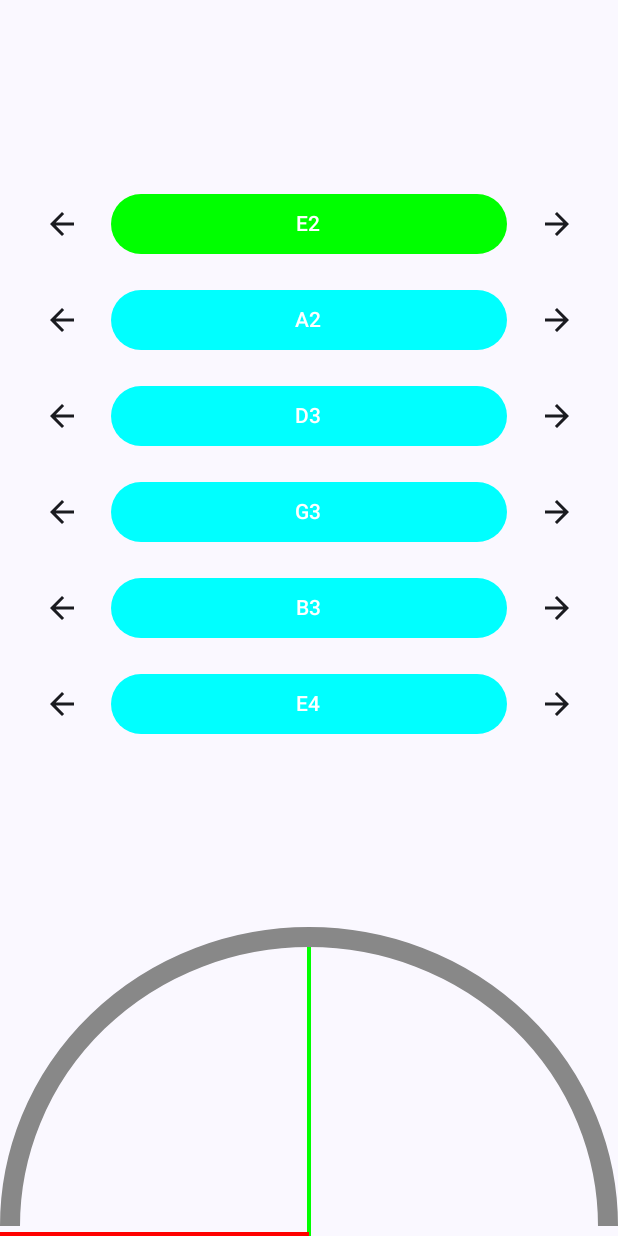
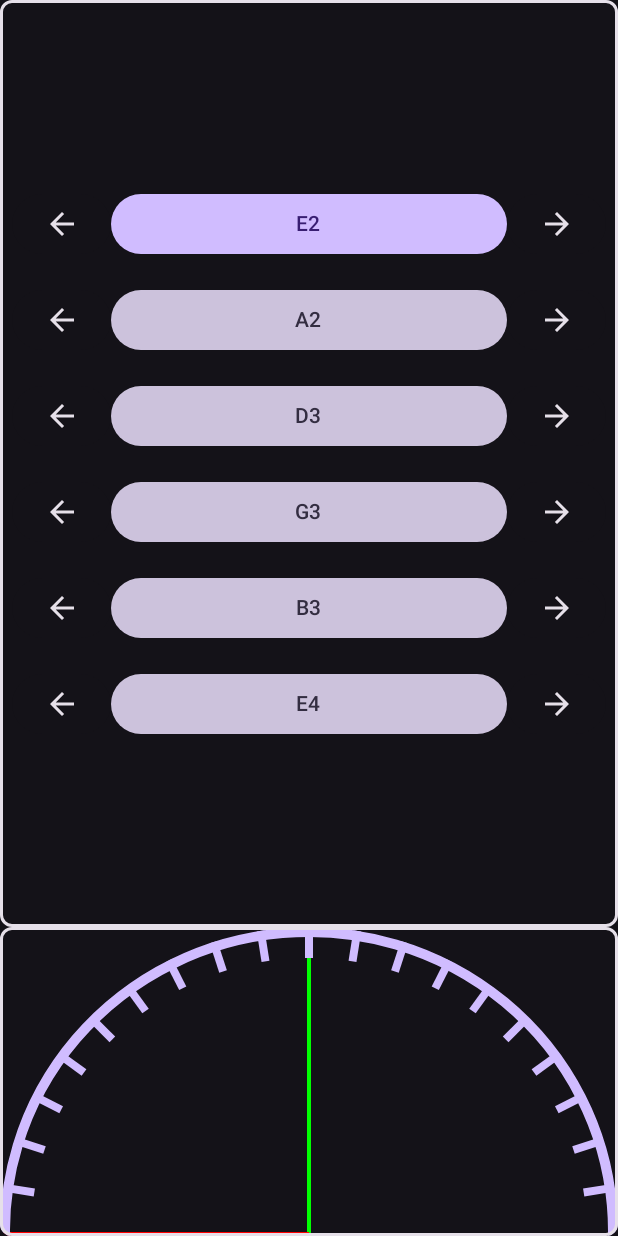
Before and after one commit to AlexanderTreml/AST-Tuner, an Android app built with Jetpack Compose: the screen it shows after launch (MainActivity), on a phone screen of 412 x 824 dp. Run offline under Robolectric (Android 15) with nearby library versions, the phone set to English and light mode, and no system bars; libraries missing offline, so code that uses them is left out: org.apache.commons; 5 statements that could not run were skipped.

Commit message:
improved UI

```diff
--- a/app/src/main/java/com/alexander_treml/asttuner/MainActivity.kt
+++ b/app/src/main/java/com/alexander_treml/asttuner/MainActivity.kt
@@ -9,6 +9,7 @@ import androidx.activity.compose.setContent
 import androidx.activity.result.contract.ActivityResultContracts
 import androidx.compose.animation.core.animateFloatAsState
 import androidx.compose.foundation.Canvas
+import androidx.compose.foundation.border
 import androidx.compose.foundation.gestures.Orientation
 import androidx.compose.foundation.gestures.draggable
 import androidx.compose.foundation.gestures.rememberDraggableState
@@ -20,6 +21,7 @@ import androidx.compose.foundation.layout.aspectRatio
 import androidx.compose.foundation.layout.fillMaxSize
 import androidx.compose.foundation.layout.fillMaxWidth
 import androidx.compose.foundation.layout.padding
+import androidx.compose.foundation.shape.RoundedCornerShape
 import androidx.compose.material.icons.Icons
 import androidx.compose.material.icons.automirrored.filled.ArrowBack
 import androidx.compose.material.icons.automirrored.filled.ArrowForward
@@ -27,6 +29,8 @@ import androidx.compose.material3.Button
 import androidx.compose.material3.ButtonDefaults
 import androidx.compose.material3.Icon
 import androidx.compose.material3.IconButton
+import androidx.compose.material3.IconButtonDefaults
+import androidx.compose.material3.MaterialTheme
 import androidx.compose.material3.Surface
 import androidx.compose.material3.Text
 import androidx.compose.runtime.Composable
@@ -38,6 +42,7 @@ import androidx.compose.runtime.remember
 import androidx.compose.runtime.setValue
 import androidx.compose.ui.Alignment
 import androidx.compose.ui.Modifier
+import androidx.compose.ui.draw.clip
 import androidx.compose.ui.geometry.Offset
 import androidx.compose.ui.geometry.Size
 import androidx.compose.ui.graphics.Color
@@ -45,16 +50,17 @@ import androidx.compose.ui.graphics.Path
 import androidx.compose.ui.graphics.drawscope.Stroke
 import androidx.compose.ui.platform.LocalView
 import androidx.compose.ui.text.style.TextAlign
+import androidx.compose.ui.tooling.preview.Preview
 import androidx.compose.ui.unit.dp
 import androidx.core.app.ActivityCompat
 import androidx.core.content.ContextCompat
-import com.alexander_treml.asttuner.ui.theme.ASTTunerTheme
+import com.alexander_treml.asttuner.ui.theme.AppTheme
 import kotlin.math.min
 
 // TODO fix swipe bug that causes button issues
-// TODO UI previews
 // TODO cleanly handle the transition from double precision in the backend to single precision in the UI
-// TODO use the theme (color scheme: https://material-foundation.github.io/material-theme-builder/)
+// TODO better color theme (also check color scheme for accessibility)
+// TODO reuse modifiers
 class MainActivity : ComponentActivity() {
     private val listener = Listener(this)
     private var tuning = Tuning()
@@ -66,15 +72,30 @@ class MainActivity : ComponentActivity() {
         super.onCreate(savedInstanceState)
 
         setContent {
-            ASTTunerTheme {
+            AppTheme {
                 Surface(
                     modifier = Modifier.fillMaxSize(),
+                    color = MaterialTheme.colorScheme.background
                 ) {
                     Column {
                         TuningPanel(
-                            modifier = Modifier.weight(1f)
+                            modifier = Modifier
+                                .weight(1f)
+                                .border(
+                                    width = 2.dp,
+                                    color = MaterialTheme.colorScheme.onBackground,
+                                    shape = RoundedCornerShape(8.dp)
+                                )
+                                .clip(RoundedCornerShape(8.dp))
                         )
-                        FrequencyDisplay()
+                        FrequencyDisplay(modifier = Modifier
+                            .border(
+                                width = 2.dp,
+                                color = MaterialTheme.colorScheme.onBackground,
+                                shape = RoundedCornerShape(8.dp)
+                            )
+                            .clip(RoundedCornerShape(8.dp))
+                        )
                     }
                 }
             }
@@ -104,12 +125,12 @@ class MainActivity : ComponentActivity() {
     // Display the listener results
     // Has a debug mode to see the internal processing
     @Composable
-    fun FrequencyDisplay() {
+    fun FrequencyDisplay(modifier: Modifier) {
         val frequency by listener.frequency.collectAsState()
         var debugMode by remember { mutableStateOf(false) }
 
         Box(
-            modifier = Modifier
+            modifier = modifier
                 .aspectRatio(2f)
                 .draggable(
                     orientation = Orientation.Horizontal,
@@ -125,7 +146,7 @@ class MainActivity : ComponentActivity() {
             if (debugMode) {
                 DebugView(frequency)
             } else {
-                NeedleDisplay(frequency)
+                NeedleDisplay(frequency, arcColor = MaterialTheme.colorScheme.primary)
             }
         }
 
@@ -147,7 +168,11 @@ class MainActivity : ComponentActivity() {
             horizontalArrangement = Arrangement.Center
         ) {
             IconButton(
-                onClick = { note.shift(-1) },
+                onClick = { note.shift(-1); selectedNote = note },
+                colors = IconButtonDefaults.iconButtonColors(
+                    containerColor = MaterialTheme.colorScheme.background,
+                    contentColor = MaterialTheme.colorScheme.onBackground
+                ),
                 modifier = Modifier.weight(0.25f)
             ) {
                 Icon(Icons.AutoMirrored.Filled.ArrowBack, contentDescription = "Decrease Note")
@@ -157,14 +182,27 @@ class MainActivity : ComponentActivity() {
                 onClick = { selectedNote = note },
                 modifier = Modifier.weight(1f),
                 colors = ButtonDefaults.buttonColors(
-                    containerColor = if (selectedNote == note ) Color.Green else Color.Cyan,
+                    containerColor =
+                        if (selectedNote == note )
+                            MaterialTheme.colorScheme.primary
+                        else
+                            MaterialTheme.colorScheme.secondary,
+                    contentColor =
+                        if (selectedNote == note )
+                            MaterialTheme.colorScheme.onPrimary
+                        else
+                            MaterialTheme.colorScheme.onSecondary
                 ),
             ) {
                 Text(note.name)
             }
 
             IconButton(
-                onClick = { note.shift(1) },
+                onClick = { note.shift(1); selectedNote = note },
+                colors = IconButtonDefaults.iconButtonColors(
+                    containerColor = MaterialTheme.colorScheme.background,
+                    contentColor = MaterialTheme.colorScheme.onBackground
+                ),
                 modifier = Modifier.weight(0.25f)
             ) {
                 Icon(Icons.AutoMirrored.Filled.ArrowForward, contentDescription = "Increase Note")
@@ -173,7 +211,7 @@ class MainActivity : ComponentActivity() {
     }
 
     @Composable
-    fun NeedleDisplay(frequency: Double) {
+    fun NeedleDisplay(frequency: Double, arcColor: Color) {
         val angle by animateFloatAsState(
             selectedNote
                 .getDistance(frequency)
@@ -183,11 +221,9 @@ class MainActivity : ComponentActivity() {
         )
 
         Canvas(
-            modifier = Modifier
-                .aspectRatio(2f)
-                .fillMaxSize()
+            modifier = Modifier.aspectRatio(2f)
         ) {
-            val strokeWidth = 20f
+            val strokeWidth = 10f
             val offset = strokeWidth / 2
             val radius = min(size.height, size.width / 2f)
 
@@ -202,22 +238,42 @@ class MainActivity : ComponentActivity() {
                 strokeWidth = 4f
             )
 
+            // Draw ticks
+            var tickAngle = 0.0
+            val tickInset = 0.9f
+            // TODO use repeat instead of for with constant values
+            repeat(19) {
+                tickAngle += 0.1f * 90f
+                drawLine(
+                    color = arcColor,
+                    start = Offset(
+                        x = size.width / 2 + (radius * tickInset)  * kotlin.math.cos(Math.toRadians(180.0 - tickAngle)).toFloat(),
+                        y = size.height - (radius * tickInset) * kotlin.math.sin(Math.toRadians(180.0 - tickAngle)).toFloat()
+                    ),
+                    end = Offset(
+                        x = size.width / 2 + radius * kotlin.math.cos(Math.toRadians(180.0 - tickAngle)).toFloat(),
+                        y = size.height - radius * kotlin.math.sin(Math.toRadians(180.0 - tickAngle)).toFloat()
+                    ),
+                    strokeWidth = 8f
+                )
+            }
+
             // Draw the needle
             drawLine(
                 color = Color.Red,
                 start = Offset(size.width / 2, size.height),
                 end = Offset(
-                    x = size.width / 2 + radius * kotlin.math.cos(Math.toRadians((180.0 - angle.toDouble()))).toFloat(),
-                    y = size.height - radius * kotlin.math.sin(Math.toRadians((180.0 - angle.toDouble()))).toFloat()
+                    x = size.width / 2 + radius * kotlin.math.cos(Math.toRadians(180.0 - angle)).toFloat(),
+                    y = size.height - radius * kotlin.math.sin(Math.toRadians(180.0 - angle)).toFloat()
                 ),
                 strokeWidth = 8f
             )
 
             // Draw the dial
             drawArc(
-                color = Color.Gray,
-                startAngle = 180f,
-                sweepAngle = 180f,
+                color = arcColor,
+                startAngle = 175f,
+                sweepAngle = 190f,
                 useCenter = false,
                 topLeft = Offset(offset, offset),
                 size = Size(size.width - strokeWidth, (size.height - strokeWidth) * 2),
@@ -266,7 +322,7 @@ class MainActivity : ComponentActivity() {
                             }
                         }
                     },
-                    color = Color.Blue,
+                    color = Color.Red,
                     style = Stroke(width = 2.dp.toPx())
                 )
 
@@ -275,7 +331,7 @@ class MainActivity : ComponentActivity() {
                     val x = marker * spacing
 
                     drawLine(
-                        color = Color.Red,
+                        color = Color.Green,
                         start = Offset(x, 0f),
                         end = Offset(x, size.height),
                         strokeWidth = 1f
@@ -328,4 +384,36 @@ class MainActivity : ComponentActivity() {
             }
             .show()
     }
+
+    @Preview(showBackground = true)
+    @Composable
+    fun AppPreview() {
+        AppTheme {
+            Surface(
+                modifier = Modifier.fillMaxSize(),
+                color = MaterialTheme.colorScheme.background
+            ) {
+                Column {
+                    TuningPanel(
+                        modifier = Modifier
+                            .weight(1f)
+                            .border(
+                                width = 2.dp,
+                                color = MaterialTheme.colorScheme.onBackground,
+                                shape = RoundedCornerShape(8.dp)
+                            )
+                            .clip(RoundedCornerShape(8.dp))
+                    )
+                    FrequencyDisplay(modifier = Modifier
+                        .border(
+                            width = 2.dp,
+                            color = MaterialTheme.colorScheme.onBackground,
+                            shape = RoundedCornerShape(8.dp)
+                        )
+                        .clip(RoundedCornerShape(8.dp))
+                    )
+                }
+            }
+        }
+    }
 }
--- a/app/src/main/java/com/alexander_treml/asttuner/ui/theme/Theme.kt
+++ b/app/src/main/java/com/alexander_treml/asttuner/ui/theme/Theme.kt
@@ -1,60 +1,15 @@
 package com.alexander_treml.asttuner.ui.theme
 
-import android.app.Activity
-import android.os.Build
-import androidx.compose.foundation.isSystemInDarkTheme
 import androidx.compose.material3.MaterialTheme
 import androidx.compose.material3.darkColorScheme
-import androidx.compose.material3.dynamicDarkColorScheme
-import androidx.compose.material3.dynamicLightColorScheme
-import androidx.compose.material3.lightColorScheme
 import androidx.compose.runtime.Composable
-import androidx.compose.ui.graphics.Color
-import androidx.compose.ui.platform.LocalContext
-
-private val DarkColorScheme = darkColorScheme(
-    primary = Purple80,
-    secondary = PurpleGrey80,
-    tertiary = Pink80,
-
-    background = Color.Black
-)
-
-private val LightColorScheme = lightColorScheme(
-    primary = Purple40,
-    secondary = PurpleGrey40,
-    tertiary = Pink40
-
-    /* Other default colors to override
-    background = Color(0xFFFFFBFE),
-    surface = Color(0xFFFFFBFE),
-    onPrimary = Color.White,
-    onSecondary = Color.White,
-    onTertiary = Color.White,
-    onBackground = Color(0xFF1C1B1F),
-    onSurface = Color(0xFF1C1B1F),
-    */
-)
 
 @Composable
-fun ASTTunerTheme(
-    darkTheme: Boolean = isSystemInDarkTheme(),
-    // Dynamic color is available on Android 12+
-    dynamicColor: Boolean = true,
+fun AppTheme(
     content: @Composable () -> Unit
 ) {
-    val colorScheme = when {
-        dynamicColor && Build.VERSION.SDK_INT >= Build.VERSION_CODES.S -> {
-            val context = LocalContext.current
-            if (darkTheme) dynamicDarkColorScheme(context) else dynamicLightColorScheme(context)
-        }
-
-        darkTheme -> DarkColorScheme
-        else -> LightColorScheme
-    }
-
     MaterialTheme(
-        colorScheme = colorScheme,
+        colorScheme = darkColorScheme(),
         typography = Typography,
         content = content
     )
```
